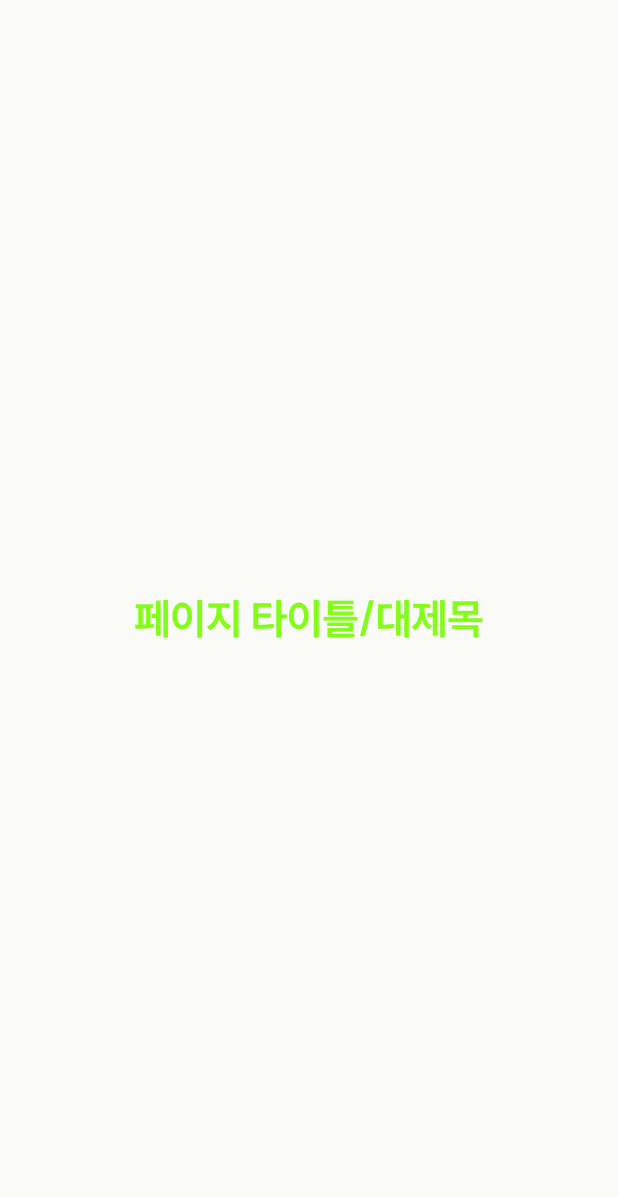
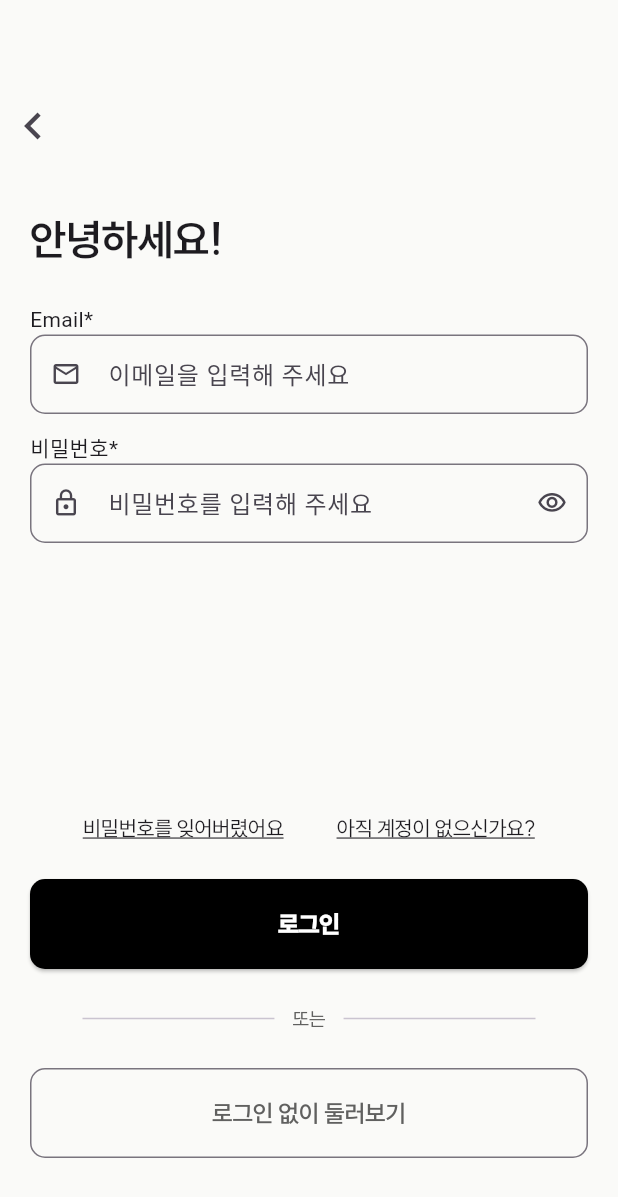
Before and after one commit to DigNiche/muntum, a Flutter app: the screen it shows after launch, on a phone screen of 412 x 824 dp. Shown: the top 1197 px of the screen. Run offline on Flutter 3.47's test engine with Material 3 defaults, Android fonts, the phone set to English and light mode, and no system bars; project files that could hold a hidden picture were left out.

Commit message:
login page ui

```diff
--- a/lib/main.dart
+++ b/lib/main.dart
@@ -1,6 +1,6 @@
 import 'package:flutter/material.dart';
 import 'package:muntum/constants/colors.dart';
-import 'package:muntum/constants/typography.dart';
+import 'package:muntum/screens/onboarding/login.dart';
 
 void main() {
   runApp(const MuntumApp());
@@ -13,23 +13,14 @@ class MuntumApp extends StatelessWidget {
   @override
   Widget build(BuildContext context) {
     return MaterialApp(
-      title: 'Flutter Demo',
-      home: Scaffold(
-        backgroundColor: AppColors.backgroundNormal,
-        body: Center(
-          child: Column(
-            mainAxisAlignment: MainAxisAlignment.center,
-            children: [
-              Text(
-                "페이지 타이틀/대제목",
-                style: AppTypography.display.copyWith(
-                  color: AppColors.primary400,
-                ),
-              ),
-            ],
-          ),
+      theme: ThemeData(
+        textSelectionTheme: TextSelectionThemeData(
+          cursorColor: AppColors.black,
         ),
       ),
+      title: 'Mumtum',
+      home: LoginScreen(),
+      debugShowCheckedModeBanner: false,
     );
   }
 }
--- /dev/null
+++ b/lib/screens/onboarding/login.dart
@@ -0,0 +1,192 @@
+import 'package:flutter/material.dart';
+import 'package:muntum/constants/border_radius.dart';
+import 'package:muntum/constants/colors.dart';
+import 'package:muntum/constants/spacing.dart';
+import 'package:muntum/constants/typography.dart';
+
+class LoginScreen extends StatefulWidget {
+  LoginScreen({super.key});
+
+  @override
+  State<LoginScreen> createState() => _LoginScreenState();
+}
+
+class _LoginScreenState extends State<LoginScreen> {
+  bool _obsecureText = true;
+
+  @override
+  Widget build(BuildContext context) {
+    return Scaffold(
+      backgroundColor: AppColors.backgroundNormal,
+      body: SafeArea(
+        child: Padding(
+          padding: const EdgeInsets.symmetric(
+            horizontal: AppSpacing.horizontalMargin,
+          ),
+          child: Column(
+            crossAxisAlignment: CrossAxisAlignment.stretch,
+            children: [
+              const SizedBox(height: 60),
+              Transform.translate(
+                offset: Offset(-20, 0),
+                child: Align(
+                  alignment: Alignment.centerLeft,
+                  child: IconButton(
+                    alignment: Alignment.centerLeft,
+                    padding: EdgeInsets.zero,
+                    icon: const Icon(Icons.chevron_left, size: 36),
+                    onPressed: () {
+                      Navigator.pop(context);
+                    },
+                  ),
+                ),
+              ),
+              const SizedBox(height: 32),
+              Text('안녕하세요!', style: AppTypography.display),
+              SizedBox(height: 24),
+              Text("Email*"),
+              TextField(
+                keyboardType: TextInputType.emailAddress,
+                decoration: InputDecoration(
+                  focusedBorder: OutlineInputBorder(
+                    borderRadius: BorderRadius.circular(AppRadius.radius_1),
+                    borderSide: BorderSide(color: AppColors.black, width: 2),
+                  ),
+                  hintText: '이메일을 입력해 주세요',
+                  prefixIcon: const Icon(Icons.mail_outline, size: 20),
+                  contentPadding: const EdgeInsets.symmetric(
+                    horizontal: 16,
+                    vertical: 14,
+                  ),
+                  border: OutlineInputBorder(
+                    borderRadius: BorderRadius.circular(AppRadius.radius_1),
+                  ),
+                ),
+              ),
+              const SizedBox(height: 12),
+              Text("비밀번호*"),
+              TextField(
+                obscureText: _obsecureText,
+                decoration: InputDecoration(
+                  focusedBorder: OutlineInputBorder(
+                    borderRadius: BorderRadius.circular(AppRadius.radius_1),
+                    borderSide: BorderSide(color: AppColors.black, width: 2),
+                  ),
+                  hintText: '비밀번호를 입력해 주세요',
+                  prefixIcon: const Icon(Icons.lock_outline, size: 20),
+                  suffixIcon: GestureDetector(
+                    onTap: () {
+                      setState(() {
+                        _obsecureText = !_obsecureText;
+                      });
+                    },
+                    child: Icon(
+                      _obsecureText
+                          ? Icons.visibility_outlined
+                          : Icons.visibility_off_outlined,
+                      size: 20,
+                    ),
+                  ),
+                  contentPadding: const EdgeInsets.symmetric(
+                    horizontal: 16,
+                    vertical: 14,
+                  ),
+                  border: OutlineInputBorder(
+                    borderRadius: BorderRadius.circular(AppRadius.radius_1),
+                  ),
+                ),
+              ),
+              const SizedBox(height: 180),
+              Row(
+                mainAxisAlignment: MainAxisAlignment.spaceEvenly,
+                children: [
+                  GestureDetector(
+                    child: Text(
+                      '비밀번호를 잊어버렸어요',
+                      style: AppTypography.caption1.copyWith(
+                        decoration: TextDecoration.underline,
+                        fontSize: 14,
+                      ),
+                    ),
+                    onTap: () {
+                      print('Tab');
+                    },
+                  ),
+                  GestureDetector(
+                    child: Text(
+                      '아직 계정이 없으신가요?',
+                      style: AppTypography.caption1.copyWith(
+                        decoration: TextDecoration.underline,
+                        fontSize: 14,
+                      ),
+                    ),
+                    onTap: () {
+                      print('Tab');
+                    },
+                  ),
+                ],
+              ),
+              const SizedBox(height: 24),
+              SizedBox(
+                height: 60,
+                child: ElevatedButton(
+                  style: ElevatedButton.styleFrom(
+                    backgroundColor: Colors.black,
+                    foregroundColor: Colors.white,
+                    shape: RoundedRectangleBorder(
+                      borderRadius: BorderRadius.circular(AppRadius.radius_1),
+                    ),
+                  ),
+                  onPressed: () {},
+                  child: Text(
+                    '로그인',
+                    style: AppTypography.button.copyWith(
+                      fontSize: 16,
+                      fontWeight: FontWeight.w900,
+                    ),
+                  ),
+                ),
+              ),
+              const SizedBox(height: 24),
+              Row(
+                children: [
+                  Expanded(child: Divider(indent: 35)),
+                  Padding(
+                    padding: EdgeInsets.symmetric(horizontal: 12),
+                    child: Text(
+                      '또는',
+                      style: AppTypography.caption1.copyWith(
+                        color: AppColors.gray700,
+                      ),
+                    ),
+                  ),
+                  Expanded(child: Divider(endIndent: 35)),
+                ],
+              ),
+              const SizedBox(height: 24),
+              SizedBox(
+                height: 60,
+                child: OutlinedButton(
+                  style: OutlinedButton.styleFrom(
+                    foregroundColor: Colors.black,
+                    shape: RoundedRectangleBorder(
+                      borderRadius: BorderRadius.circular(AppRadius.radius_1),
+                    ),
+                  ),
+                  onPressed: () {},
+                  child: Text(
+                    '로그인 없이 둘러보기',
+                    style: AppTypography.button.copyWith(
+                      fontSize: 16,
+                      color: AppColors.gray700,
+                    ),
+                  ),
+                ),
+              ),
+            ],
+          ),
+        ),
+      ),
+    );
+  }
+}
```
